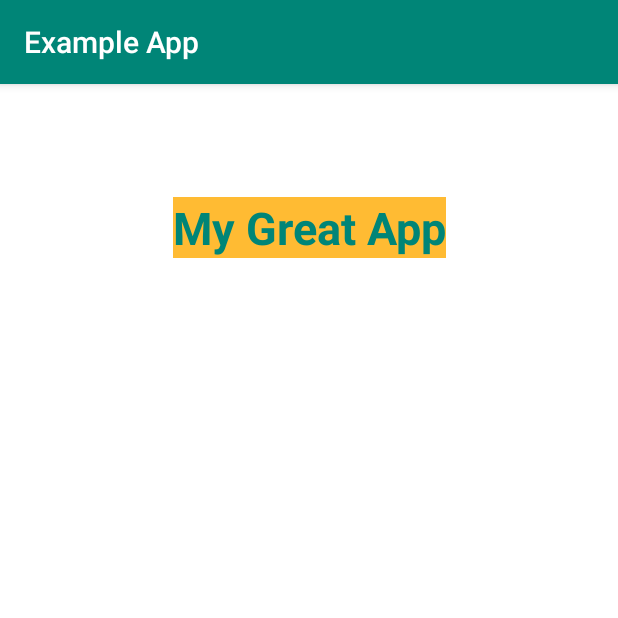
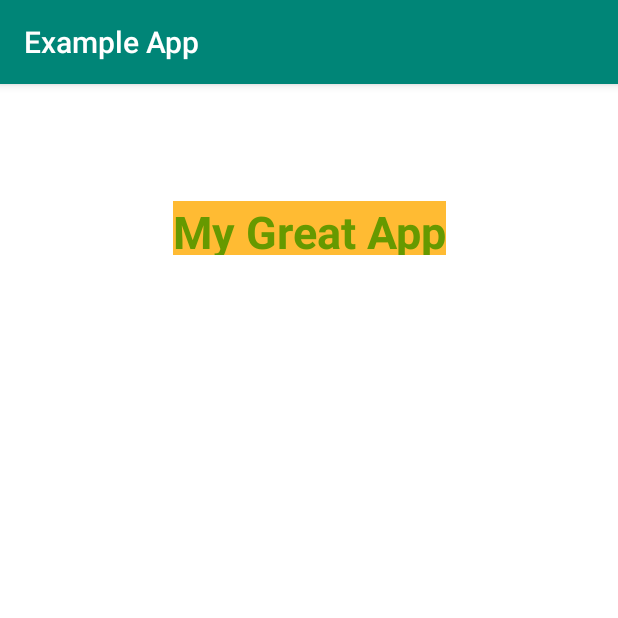
Before and after one commit to hui-andrew/android--example-app, an Android app: the screen it shows after launch (MainActivity), on a phone screen of 412 x 824 dp, the top half of it. Run offline under Robolectric (Android 15) with nearby library versions, the phone set to English and light mode, and no system bars.

Commit message:
Changed text color

```diff
--- a/app/src/main/res/layout/activity_main.xml
+++ b/app/src/main/res/layout/activity_main.xml
@@ -5,12 +5,12 @@
     android:layout_width="match_parent"
     android:layout_height="match_parent"
     android:background="@android:color/background_light"
-    tools:context=".MainActivity" >
+    tools:context=".MainActivity">
 
     <TextView
         android:id="@+id/mygreatapp"
         android:layout_width="wrap_content"
-        android:layout_height="wrap_content"
+        android:layout_height="36dp"
         android:layout_marginStart="177dp"
         android:layout_marginLeft="177dp"
         android:layout_marginTop="53dp"
@@ -19,7 +19,7 @@
         android:layout_marginBottom="630dp"
         android:background="@android:color/holo_orange_light"
         android:text="My Great App"
-        android:textColor="@color/colorPrimary"
+        android:textColor="@android:color/holo_green_dark"
         android:textSize="30sp"
         android:textStyle="bold"
         app:layout_constraintBottom_toBottomOf="parent"
```
